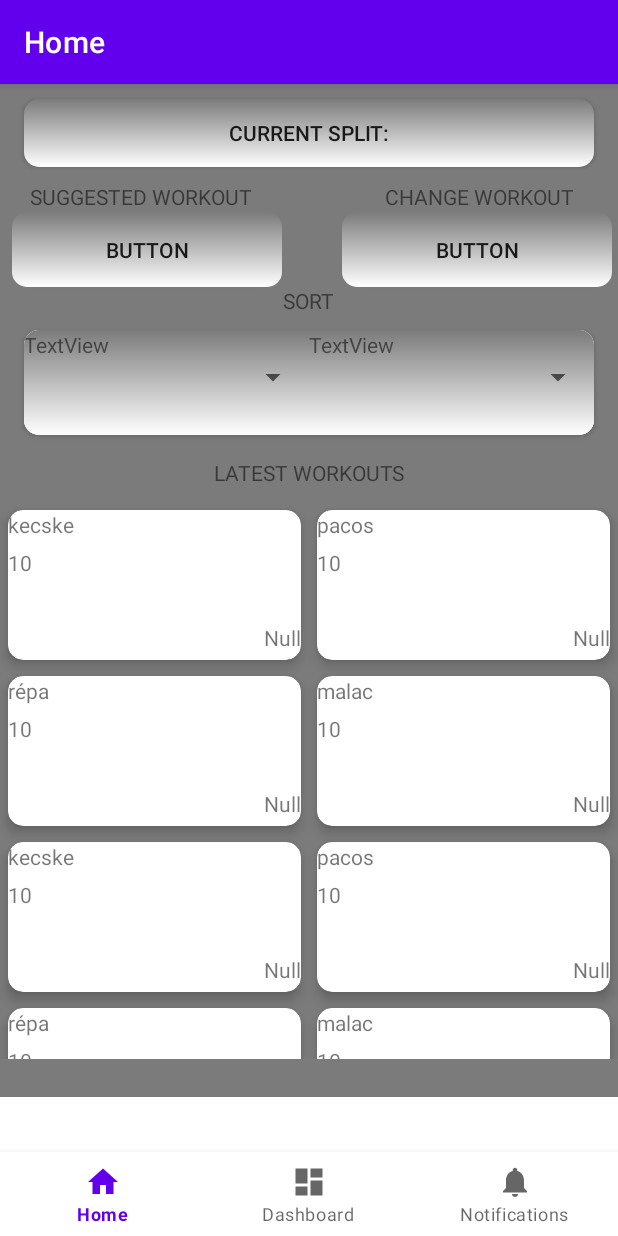
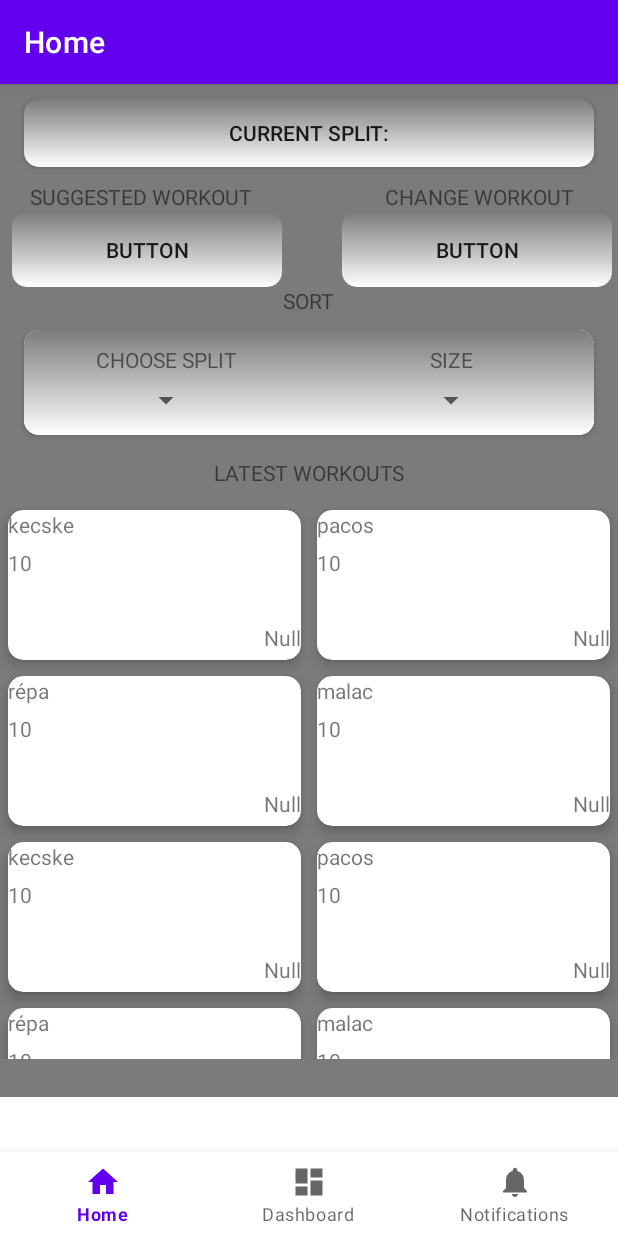
Before and after one commit to adambognarhimself/gymapp, an Android app: the screen it shows after launch (MainActivity), on a phone screen of 412 x 824 dp. Run offline under Robolectric (Android 15) with nearby library versions, the phone set to English and light mode, and no system bars; our stand-ins replace Room's generated code, navigation-ui.

Commit message:
Sort window clean up

```diff
--- a/app/src/main/res/layout/fragment_home.xml
+++ b/app/src/main/res/layout/fragment_home.xml
@@ -134,14 +134,18 @@
 
                     <TextView
                         android:id="@+id/textView3"
-                        android:layout_width="match_parent"
+                        android:layout_width="wrap_content"
                         android:layout_height="wrap_content"
-                        android:text="TextView" />
+                        android:layout_gravity="center"
+                        android:layout_marginTop="10dp"
+                        android:text="CHOOSE SPLIT" />
 
                     <Spinner
                         android:id="@+id/spinner2"
-                        android:layout_width="match_parent"
-                        android:layout_height="wrap_content" />
+                        android:layout_width="wrap_content"
+                        android:layout_height="wrap_content"
+                        android:layout_gravity="center"
+                        android:layout_marginTop="5dp"/>
                 </LinearLayout>
             </androidx.cardview.widget.CardView>
 
@@ -159,13 +163,17 @@
 
                     <TextView
                         android:id="@+id/textView4"
-                        android:layout_width="match_parent"
+                        android:layout_width="wrap_content"
                         android:layout_height="wrap_content"
-                        android:text="TextView" />
+                        android:layout_gravity="center"
+                        android:layout_marginTop="10dp"
+                        android:text="SIZE" />
 
                     <Spinner
                         android:id="@+id/spinner3"
-                        android:layout_width="match_parent"
+                        android:layout_width="wrap_content"
+                        android:layout_gravity="center"
+                        android:layout_marginTop="5dp"
                         android:layout_height="wrap_content" />
                 </LinearLayout>
             </androidx.cardview.widget.CardView>
```
